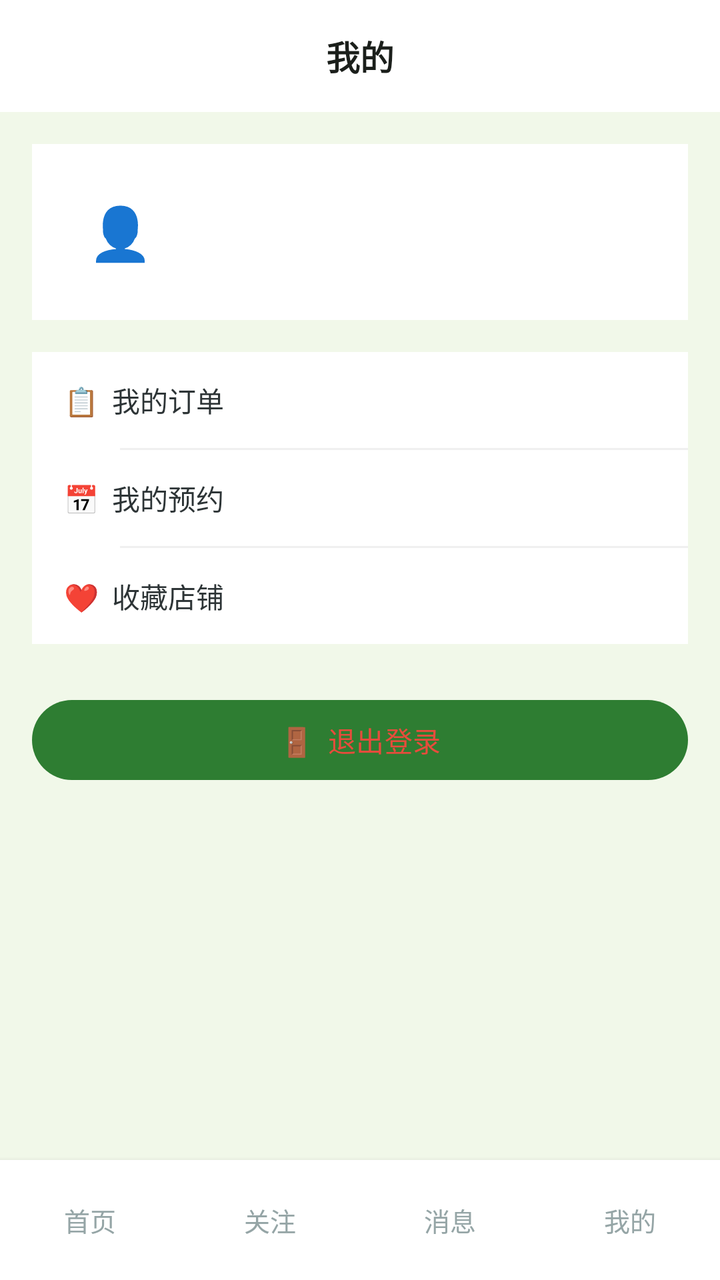
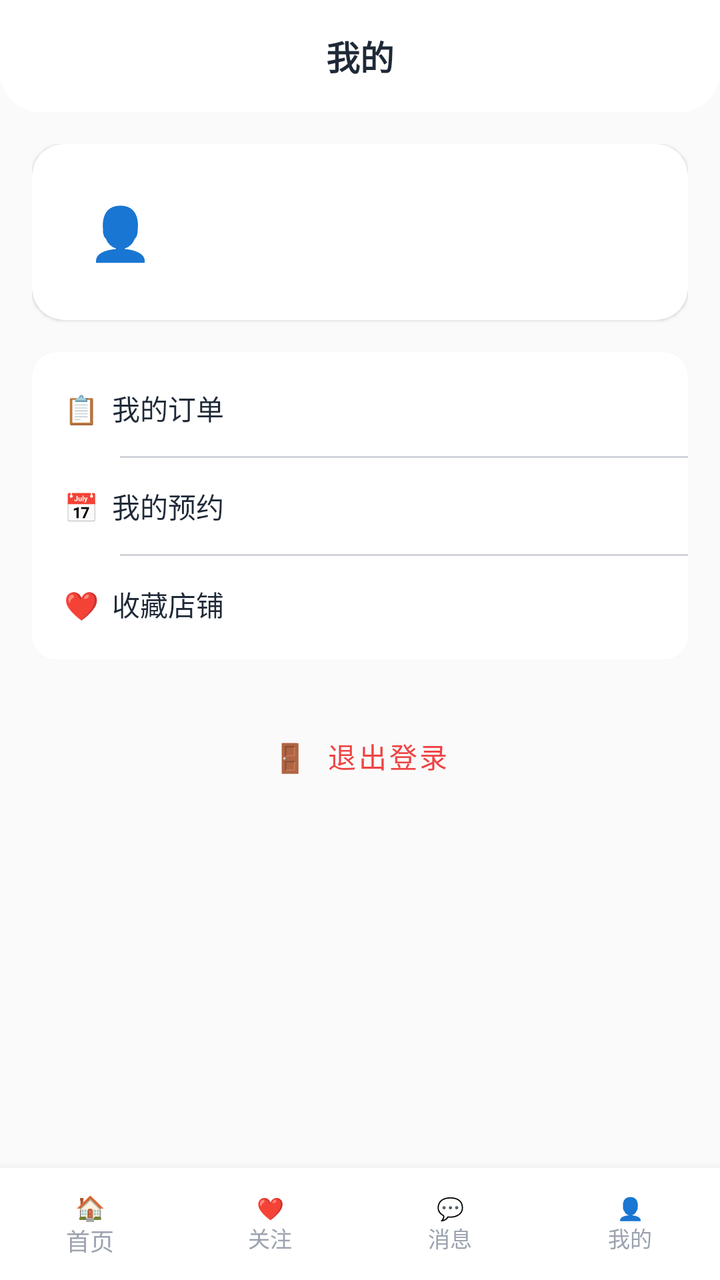

Screens rendered from an Android XML layout before and after an edit, with the pre-edit source and the edit as a unified diff.
<!-- AndroidManifest.xml: application theme Theme.ClothingSI -->
<!-- res/layout/activity_buyer_profile.xml -->
<?xml version="1.0" encoding="utf-8"?>
<LinearLayout xmlns:android="http://schemas.android.com/apk/res/android"
    xmlns:app="http://schemas.android.com/apk/res-auto"
    android:layout_width="match_parent" android:layout_height="match_parent"
    android:orientation="vertical" android:background="@color/bg">
    <RelativeLayout android:layout_width="match_parent" android:layout_height="56dp"
        android:background="@drawable/header_bar_bg">
        <TextView android:layout_width="wrap_content" android:layout_height="wrap_content"
            android:text="我的" android:textSize="17dp" android:textStyle="bold"
            android:textColor="@color/text_primary" android:layout_centerInParent="true" />
    </RelativeLayout>
    <ScrollView android:layout_width="match_parent" android:layout_height="0dp" android:layout_weight="1">
        <LinearLayout android:layout_width="match_parent" android:layout_height="wrap_content"
            android:orientation="vertical" android:padding="16dp">
            <LinearLayout android:layout_width="match_parent" android:layout_height="wrap_content"
                android:orientation="horizontal" android:gravity="center_vertical"
                android:background="#FFFFFF" android:padding="16dp" android:layout_marginBottom="16dp">
                <TextView android:id="@+id/tv_avatar" android:layout_width="56dp" android:layout_height="56dp"
                    android:text="👤" android:gravity="center" android:textSize="26dp"
                    android:background="@drawable/circle_bg" />
                <LinearLayout android:layout_width="0dp" android:layout_height="wrap_content"
                    android:layout_weight="1" android:orientation="vertical" android:layout_marginStart="14dp">
                    <TextView android:id="@+id/tv_buyer_name" android:layout_width="wrap_content"
                        android:layout_height="wrap_content" android:textSize="18dp"
                        android:textStyle="bold" android:textColor="#2D3436" />
                    <TextView android:id="@+id/tv_buyer_info" android:layout_width="wrap_content"
                        android:layout_height="wrap_content" android:textSize="12dp"
                        android:textColor="#95A5A6" android:layout_marginTop="2dp" />
                </LinearLayout>
            </LinearLayout>
            <LinearLayout android:layout_width="match_parent" android:layout_height="wrap_content"
                android:orientation="vertical" android:background="#FFFFFF" android:padding="0dp">
                <TextView android:id="@+id/btn_orders" android:layout_width="match_parent"
                    android:layout_height="48dp" android:text="📋  我的订单" android:textSize="14dp"
                    android:textColor="#2D3436" android:gravity="center_vertical"
                    android:paddingHorizontal="16dp" android:background="@drawable/ripple_bg"
                    android:clickable="true" android:focusable="true" />
                <View android:layout_width="match_parent" android:layout_height="1dp"
                    android:background="#F0F0F0" android:layout_marginStart="44dp" />
                <TextView android:id="@+id/btn_appointments" android:layout_width="match_parent"
                    android:layout_height="48dp" android:text="📅  我的预约" android:textSize="14dp"
                    android:textColor="#2D3436" android:gravity="center_vertical"
                    android:paddingHorizontal="16dp" android:background="@drawable/ripple_bg"
                    android:clickable="true" android:focusable="true" />
                <View android:layout_width="match_parent" android:layout_height="1dp"
                    android:background="#F0F0F0" android:layout_marginStart="44dp" />
                <TextView android:id="@+id/btn_favorites" android:layout_width="match_parent"
                    android:layout_height="48dp" android:text="❤️  收藏店铺" android:textSize="14dp"
                    android:textColor="#2D3436" android:gravity="center_vertical"
                    android:paddingHorizontal="16dp" android:background="@drawable/ripple_bg"
                    android:clickable="true" android:focusable="true" />
            </LinearLayout>

            <Button
                android:id="@+id/btn_logout"
                android:layout_width="match_parent"
                android:layout_height="48dp"
                android:layout_marginTop="24dp"
                android:background="@null"
                android:text="🚪  退出登录"
                android:textColor="#E74C3C"
                android:textSize="14dp" />
        </LinearLayout>
    </ScrollView>
    <include layout="@layout/include_buyer_bottom" />
</LinearLayout>
<!-- res/layout/include_buyer_bottom.xml (included above) -->
<?xml version="1.0" encoding="utf-8"?>
<LinearLayout xmlns:android="http://schemas.android.com/apk/res/android"
    android:layout_width="match_parent" android:layout_height="wrap_content"
    android:orientation="horizontal" android:gravity="center"
    android:paddingVertical="10dp" android:background="#FFFFFF"
    android:weightSum="4" android:elevation="4dp">
    <TextView android:id="@+id/bottom_home" android:layout_width="0dp" android:layout_height="40dp"
        android:layout_weight="1" android:gravity="center" android:text="首页"
        android:textSize="13dp" android:textColor="#95A5A6"
        android:clickable="true" android:focusable="true" />
    <TextView android:id="@+id/bottom_follow" android:layout_width="0dp" android:layout_height="40dp"
        android:layout_weight="1" android:gravity="center" android:text="关注"
        android:textSize="13dp" android:textColor="#95A5A6"
        android:clickable="true" android:focusable="true" />
    <TextView android:id="@+id/bottom_messages" android:layout_width="0dp" android:layout_height="40dp"
        android:layout_weight="1" android:gravity="center" android:text="消息"
        android:textSize="13dp" android:textColor="#95A5A6"
        android:clickable="true" android:focusable="true" />
    <TextView android:id="@+id/bottom_profile" android:layout_width="0dp" android:layout_height="40dp"
        android:layout_weight="1" android:gravity="center" android:text="我的"
        android:textSize="13dp" android:textColor="#95A5A6"
        android:clickable="true" android:focusable="true" />
</LinearLayout>
<!-- resources referenced by this layout -->
<resources>
  <color name="bg">#F1F8E9</color>
  <color name="text_primary">#1B1F1B</color>
  <!-- drawable circle_bg (drawable) -->
  <?xml version="1.0" encoding="utf-8"?>
  <shape xmlns:android="http://schemas.android.com/apk/res/android" android:shape="oval">
      <solid android:color="#26FFFFFF" />
  </shape>
  <!-- drawable header_bar_bg (drawable) -->
  <?xml version="1.0" encoding="utf-8"?>
  <shape xmlns:android="http://schemas.android.com/apk/res/android" android:shape="rectangle">
      <solid android:color="#FFFFFF" />
  </shape>
  <!-- drawable ripple_bg (drawable) -->
  <?xml version="1.0" encoding="utf-8"?>
  <ripple xmlns:android="http://schemas.android.com/apk/res/android"
      android:color="#22000000">
      <item android:drawable="@android:color/transparent" />
  </ripple>
  <style name="Theme.ClothingSI" parent="Theme.Material3.Light.NoActionBar">
          <item name="colorPrimary">@color/primary</item>
          <item name="colorPrimaryDark">@color/primary_dark</item>
          <item name="colorAccent">@color/accent</item>
          <item name="android:statusBarColor">@android:color/transparent</item>
          <item name="android:navigationBarColor">@color/white</item>
          
          <item name="android:windowLightStatusBar">true</item>
          
          <item name="android:fontFamily">sans-serif</item>
          <item name="android:textViewStyle">@style/TextView.Base</item>
      </style>
  <color name="primary">#2E7D32</color>
  <color name="primary_dark">#1B5E20</color>
  <color name="accent">#66BB6A</color>
  <color name="white">#FFFFFF</color>
  <style name="TextView.Base" parent="android:Widget.TextView">
          <item name="android:fontFamily">sans-serif</item>
      </style>
</resources>

<!-- the commit's change to res/layout/activity_buyer_profile.xml (unified diff, before → after) -->
@@ -2,64 +2,74 @@
 <LinearLayout xmlns:android="http://schemas.android.com/apk/res/android"
     xmlns:app="http://schemas.android.com/apk/res-auto"
     android:layout_width="match_parent" android:layout_height="match_parent"
-    android:orientation="vertical" android:background="@color/bg">
+    android:orientation="vertical" android:background="@color/md_surface_container_low">
     <RelativeLayout android:layout_width="match_parent" android:layout_height="56dp"
         android:background="@drawable/header_bar_bg">
         <TextView android:layout_width="wrap_content" android:layout_height="wrap_content"
-            android:text="我的" android:textSize="17dp" android:textStyle="bold"
-            android:textColor="@color/text_primary" android:layout_centerInParent="true" />
+            android:text="我的" android:textSize="17sp" android:textStyle="bold"
+            android:textColor="@color/md_on_surface" android:layout_centerInParent="true" />
     </RelativeLayout>
     <ScrollView android:layout_width="match_parent" android:layout_height="0dp" android:layout_weight="1">
         <LinearLayout android:layout_width="match_parent" android:layout_height="wrap_content"
             android:orientation="vertical" android:padding="16dp">
-            <LinearLayout android:layout_width="match_parent" android:layout_height="wrap_content"
-                android:orientation="horizontal" android:gravity="center_vertical"
-                android:background="#FFFFFF" android:padding="16dp" android:layout_marginBottom="16dp">
-                <TextView android:id="@+id/tv_avatar" android:layout_width="56dp" android:layout_height="56dp"
-                    android:text="👤" android:gravity="center" android:textSize="26dp"
-                    android:background="@drawable/circle_bg" />
-                <LinearLayout android:layout_width="0dp" android:layout_height="wrap_content"
-                    android:layout_weight="1" android:orientation="vertical" android:layout_marginStart="14dp">
-                    <TextView android:id="@+id/tv_buyer_name" android:layout_width="wrap_content"
-                        android:layout_height="wrap_content" android:textSize="18dp"
-                        android:textStyle="bold" android:textColor="#2D3436" />
-                    <TextView android:id="@+id/tv_buyer_info" android:layout_width="wrap_content"
-                        android:layout_height="wrap_content" android:textSize="12dp"
-                        android:textColor="#95A5A6" android:layout_marginTop="2dp" />
+
+            
+            <androidx.cardview.widget.CardView
+                android:layout_width="match_parent" android:layout_height="wrap_content"
+                app:cardCornerRadius="16dp" app:cardElevation="1dp"
+                android:layout_marginBottom="16dp">
+                <LinearLayout android:layout_width="match_parent" android:layout_height="wrap_content"
+                    android:orientation="horizontal" android:gravity="center_vertical"
+                    android:padding="16dp">
+                    <TextView android:id="@+id/tv_avatar" android:layout_width="56dp" android:layout_height="56dp"
+                        android:text="👤" android:gravity="center" android:textSize="26sp"
+                        android:background="@drawable/circle_bg" />
+                    <LinearLayout android:layout_width="0dp" android:layout_height="wrap_content"
+                        android:layout_weight="1" android:orientation="vertical" android:layout_marginStart="14dp">
+                        <TextView android:id="@+id/tv_buyer_name" android:layout_width="wrap_content"
+                            android:layout_height="wrap_content" android:textSize="18sp"
+                            android:textStyle="bold" android:textColor="@color/md_on_surface" />
+                        <TextView android:id="@+id/tv_buyer_info" android:layout_width="wrap_content"
+                            android:layout_height="wrap_content" android:textSize="12sp"
+                            android:textColor="@color/md_on_surface_variant" android:layout_marginTop="2dp" />
+                    </LinearLayout>
                 </LinearLayout>
-            </LinearLayout>
-            <LinearLayout android:layout_width="match_parent" android:layout_height="wrap_content"
-                android:orientation="vertical" android:background="#FFFFFF" android:padding="0dp">
-                <TextView android:id="@+id/btn_orders" android:layout_width="match_parent"
-                    android:layout_height="48dp" android:text="📋  我的订单" android:textSize="14dp"
-                    android:textColor="#2D3436" android:gravity="center_vertical"
-                    android:paddingHorizontal="16dp" android:background="@drawable/ripple_bg"
-                    android:clickable="true" android:focusable="true" />
-                <View android:layout_width="match_parent" android:layout_height="1dp"
-                    android:background="#F0F0F0" android:layout_marginStart="44dp" />
-                <TextView android:id="@+id/btn_appointments" android:layout_width="match_parent"
-                    android:layout_height="48dp" android:text="📅  我的预约" android:textSize="14dp"
-                    android:textColor="#2D3436" android:gravity="center_vertical"
-                    android:paddingHorizontal="16dp" android:background="@drawable/ripple_bg"
-                    android:clickable="true" android:focusable="true" />
-                <View android:layout_width="match_parent" android:layout_height="1dp"
-                    android:background="#F0F0F0" android:layout_marginStart="44dp" />
-                <TextView android:id="@+id/btn_favorites" android:layout_width="match_parent"
-                    android:layout_height="48dp" android:text="❤️  收藏店铺" android:textSize="14dp"
-                    android:textColor="#2D3436" android:gravity="center_vertical"
-                    android:paddingHorizontal="16dp" android:background="@drawable/ripple_bg"
-                    android:clickable="true" android:focusable="true" />
-            </LinearLayout>
+            </androidx.cardview.widget.CardView>
 
-            <Button
+            
+            <androidx.cardview.widget.CardView
+                android:layout_width="match_parent" android:layout_height="wrap_content"
+                app:cardCornerRadius="12dp" app:cardElevation="1dp">
+                <LinearLayout android:layout_width="match_parent" android:layout_height="wrap_content"
+                    android:orientation="vertical" android:paddingVertical="4dp">
+                    <TextView android:id="@+id/btn_orders" android:layout_width="match_parent"
+                        android:layout_height="48dp" android:text="📋  我的订单" android:textSize="14sp"
+                        android:textColor="@color/md_on_surface" android:gravity="center_vertical"
+                        android:paddingHorizontal="16dp" android:clickable="true" android:focusable="true" />
+                    <View android:layout_width="match_parent" android:layout_height="1dp"
+                        android:background="@color/md_outline_variant" android:layout_marginStart="44dp" />
+                    <TextView android:id="@+id/btn_appointments" android:layout_width="match_parent"
+                        android:layout_height="48dp" android:text="📅  我的预约" android:textSize="14sp"
+                        android:textColor="@color/md_on_surface" android:gravity="center_vertical"
+                        android:paddingHorizontal="16dp" android:clickable="true" android:focusable="true" />
+                    <View android:layout_width="match_parent" android:layout_height="1dp"
+                        android:background="@color/md_outline_variant" android:layout_marginStart="44dp" />
+                    <TextView android:id="@+id/btn_favorites" android:layout_width="match_parent"
+                        android:layout_height="48dp" android:text="❤️  收藏店铺" android:textSize="14sp"
+                        android:textColor="@color/md_on_surface" android:gravity="center_vertical"
+                        android:paddingHorizontal="16dp" android:clickable="true" android:focusable="true" />
+                </LinearLayout>
+            </androidx.cardview.widget.CardView>
+
+            <com.google.android.material.button.MaterialButton
                 android:id="@+id/btn_logout"
                 android:layout_width="match_parent"
                 android:layout_height="48dp"
                 android:layout_marginTop="24dp"
-                android:background="@null"
                 android:text="🚪  退出登录"
-                android:textColor="#E74C3C"
-                android:textSize="14dp" />
+                android:textColor="@color/md_error"
+                android:textSize="14sp"
+                style="@style/Widget.MaterialComponents.Button.TextButton" />
         </LinearLayout>
     </ScrollView>
     <include layout="@layout/include_buyer_bottom" />
@@ -67,24 +77,29 @@
 <!-- res/layout/include_buyer_bottom.xml (included above) -->
 <?xml version="1.0" encoding="utf-8"?>
 <LinearLayout xmlns:android="http://schemas.android.com/apk/res/android"
-    android:layout_width="match_parent" android:layout_height="wrap_content"
+    android:layout_width="match_parent" android:layout_height="56dp"
     android:orientation="horizontal" android:gravity="center"
-    android:paddingVertical="10dp" android:background="#FFFFFF"
-    android:weightSum="4" android:elevation="4dp">
-    <TextView android:id="@+id/bottom_home" android:layout_width="0dp" android:layout_height="40dp"
-        android:layout_weight="1" android:gravity="center" android:text="首页"
-        android:textSize="13dp" android:textColor="#95A5A6"
+    android:background="@color/md_surface"
+    android:elevation="8dp"
+    android:weightSum="4">
+    <TextView android:id="@+id/bottom_home" android:layout_width="0dp" android:layout_height="match_parent"
+        android:layout_weight="1" android:gravity="center" android:text="🏠\n首页"
+        android:textSize="12sp" android:lines="2" android:lineSpacingExtra="0dp"
+        android:textColor="@color/md_on_surface_variant"
         android:clickable="true" android:focusable="true" />
-    <TextView android:id="@+id/bottom_follow" android:layout_width="0dp" android:layout_height="40dp"
-        android:layout_weight="1" android:gravity="center" android:text="关注"
-        android:textSize="13dp" android:textColor="#95A5A6"
+    <TextView android:id="@+id/bottom_follow" android:layout_width="0dp" android:layout_height="match_parent"
+        android:layout_weight="1" android:gravity="center" android:text="❤️\n关注"
+        android:textSize="11sp" android:lines="2" android:lineSpacingExtra="0dp"
+        android:textColor="@color/md_on_surface_variant"
         android:clickable="true" android:focusable="true" />
-    <TextView android:id="@+id/bottom_messages" android:layout_width="0dp" android:layout_height="40dp"
-        android:layout_weight="1" android:gravity="center" android:text="消息"
-        android:textSize="13dp" android:textColor="#95A5A6"
+    <TextView android:id="@+id/bottom_messages" android:layout_width="0dp" android:layout_height="match_parent"
+        android:layout_weight="1" android:gravity="center" android:text="💬\n消息"
+        android:textSize="11sp" android:lines="2" android:lineSpacingExtra="0dp"
+        android:textColor="@color/md_on_surface_variant"
         android:clickable="true" android:focusable="true" />
-    <TextView android:id="@+id/bottom_profile" android:layout_width="0dp" android:layout_height="40dp"
-        android:layout_weight="1" android:gravity="center" android:text="我的"
-        android:textSize="13dp" android:textColor="#95A5A6"
+    <TextView android:id="@+id/bottom_profile" android:layout_width="0dp" android:layout_height="match_parent"
+        android:layout_weight="1" android:gravity="center" android:text="👤\n我的"
+        android:textSize="11sp" android:lines="2" android:lineSpacingExtra="0dp"
+        android:textColor="@color/md_on_surface_variant"
         android:clickable="true" android:focusable="true" />
 </LinearLayout>
<!-- resource entries referenced after the edit -->
@@ -1,7 +1,11 @@
 <!-- resources referenced by this layout -->
 <resources>
-  <color name="bg">#F1F8E9</color>
-  <color name="text_primary">#1B1F1B</color>
+  <color name="md_error">#EF4444</color>
+  <color name="md_on_surface">#1F2937</color>
+  <color name="md_on_surface_variant">#9CA3AF</color>
+  <color name="md_outline_variant">#D1D5DB</color>
+  <color name="md_surface">#FFFFFF</color>
+  <color name="md_surface_container_low">#FAFAFA</color>
   <!-- drawable circle_bg (drawable) -->
   <?xml version="1.0" encoding="utf-8"?>
   <shape xmlns:android="http://schemas.android.com/apk/res/android" android:shape="oval">
@@ -10,30 +14,55 @@
   <!-- drawable header_bar_bg (drawable) -->
   <?xml version="1.0" encoding="utf-8"?>
   <shape xmlns:android="http://schemas.android.com/apk/res/android" android:shape="rectangle">
-      <solid android:color="#FFFFFF" />
+      <solid android:color="@color/md_surface" />
+      <corners android:topLeftRadius="0dp" android:topRightRadius="0dp" android:bottomLeftRadius="20dp" android:bottomRightRadius="20dp" />
   </shape>
-  <!-- drawable ripple_bg (drawable) -->
-  <?xml version="1.0" encoding="utf-8"?>
-  <ripple xmlns:android="http://schemas.android.com/apk/res/android"
-      android:color="#22000000">
-      <item android:drawable="@android:color/transparent" />
-  </ripple>
   <style name="Theme.ClothingSI" parent="Theme.Material3.Light.NoActionBar">
-          <item name="colorPrimary">@color/primary</item>
-          <item name="colorPrimaryDark">@color/primary_dark</item>
-          <item name="colorAccent">@color/accent</item>
+          
+          <item name="colorPrimary">@color/md_primary</item>
+          <item name="colorOnPrimary">@color/md_on_primary</item>
+          <item name="colorPrimaryContainer">@color/md_primary_container</item>
+          <item name="colorOnPrimaryContainer">@color/md_on_primary_container</item>
+  
+          
+          <item name="colorSecondary">@color/md_secondary</item>
+          <item name="colorOnSecondary">@color/md_on_secondary</item>
+          <item name="colorSecondaryContainer">@color/md_secondary_container</item>
+          <item name="colorOnSecondaryContainer">@color/md_on_secondary_container</item>
+  
+          
+          <item name="android:colorBackground">@color/md_surface_container_low</item>
+          <item name="colorSurface">@color/md_surface</item>
+          <item name="colorOnSurface">@color/md_on_surface</item>
+          <item name="colorOnSurfaceVariant">@color/md_on_surface_variant</item>
+  
+          
+          <item name="colorOutline">@color/md_outline</item>
+          <item name="colorOutlineVariant">@color/md_outline_variant</item>
+  
+          
+          <item name="colorError">@color/md_error</item>
+          <item name="colorOnError">@color/md_on_error</item>
+  
+          
           <item name="android:statusBarColor">@android:color/transparent</item>
-          <item name="android:navigationBarColor">@color/white</item>
-          
+          <item name="android:navigationBarColor">@color/md_surface</item>
           <item name="android:windowLightStatusBar">true</item>
+  
           
           <item name="android:fontFamily">sans-serif</item>
           <item name="android:textViewStyle">@style/TextView.Base</item>
       </style>
-  <color name="primary">#2E7D32</color>
-  <color name="primary_dark">#1B5E20</color>
-  <color name="accent">#66BB6A</color>
-  <color name="white">#FFFFFF</color>
+  <color name="md_primary">#F97316</color>
+  <color name="md_on_primary">#FFFFFF</color>
+  <color name="md_primary_container">#FFF7ED</color>
+  <color name="md_on_primary_container">#5C3D00</color>
+  <color name="md_secondary">#2563EB</color>
+  <color name="md_on_secondary">#FFFFFF</color>
+  <color name="md_secondary_container">#DBEAFE</color>
+  <color name="md_on_secondary_container">#001A3E</color>
+  <color name="md_outline">#9CA3AF</color>
+  <color name="md_on_error">#FFFFFF</color>
   <style name="TextView.Base" parent="android:Widget.TextView">
           <item name="android:fontFamily">sans-serif</item>
       </style>
